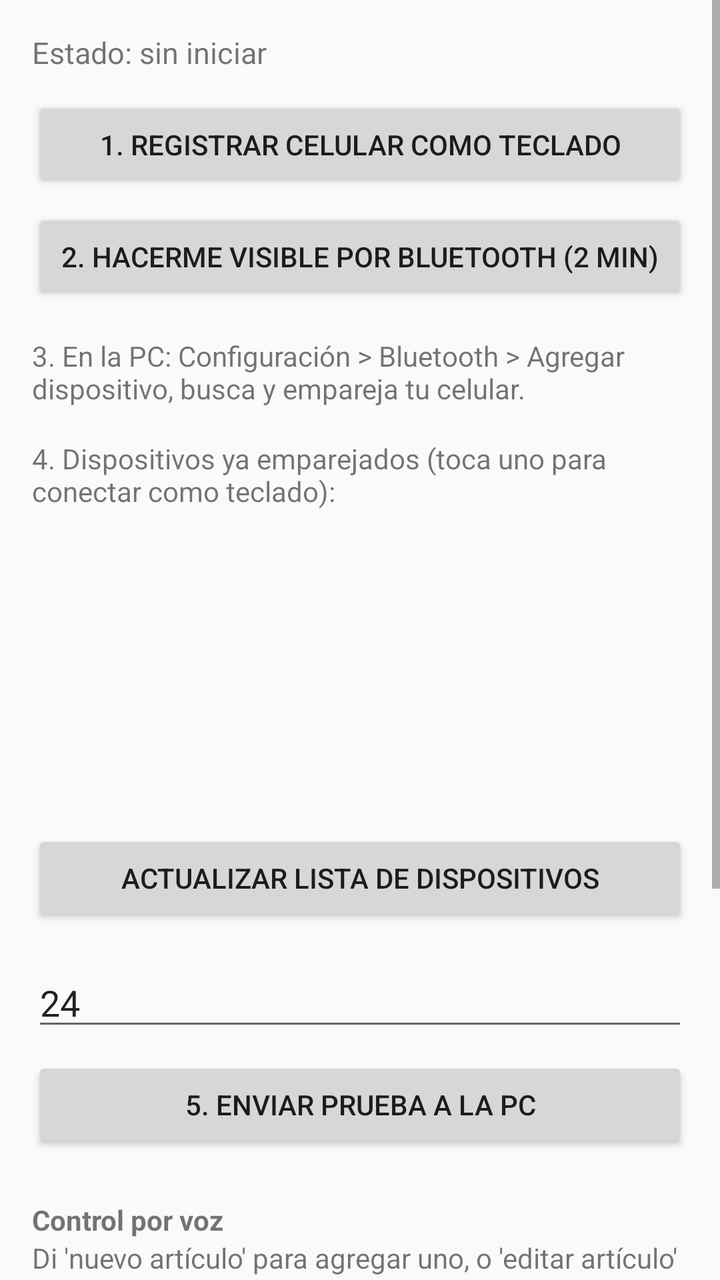
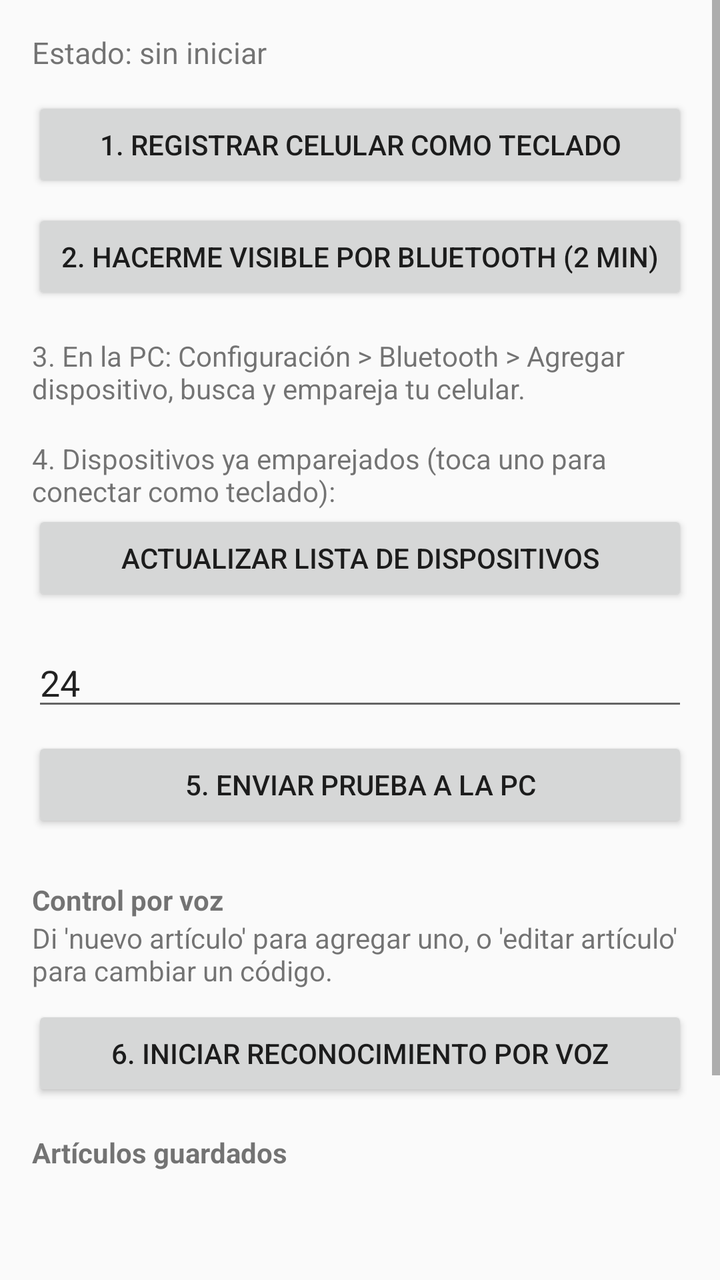

Two renders of the same Android screen: before a commit and after it. Below are the layout's source before the change and the commit's diff.
<!-- AndroidManifest.xml: application theme Theme.AppCompat.DayNight.NoActionBar -->
<!-- res/layout/activity_main.xml -->
<?xml version="1.0" encoding="utf-8"?>
<ScrollView xmlns:android="http://schemas.android.com/apk/res/android"
    android:layout_width="match_parent"
    android:layout_height="match_parent">

<LinearLayout
    android:layout_width="match_parent"
    android:layout_height="wrap_content"
    android:orientation="vertical"
    android:padding="16dp">

    <TextView
        android:id="@+id/statusText"
        android:layout_width="match_parent"
        android:layout_height="wrap_content"
        android:textSize="15sp"
        android:paddingBottom="12dp"
        android:text="Estado: sin iniciar" />

    <Button
        android:id="@+id/btnRegister"
        android:layout_width="match_parent"
        android:layout_height="wrap_content"
        android:text="1. Registrar celular como teclado" />

    <Button
        android:id="@+id/btnDiscoverable"
        android:layout_width="match_parent"
        android:layout_height="wrap_content"
        android:layout_marginTop="8dp"
        android:text="2. Hacerme visible por Bluetooth (2 min)" />

    <TextView
        android:layout_width="match_parent"
        android:layout_height="wrap_content"
        android:layout_marginTop="16dp"
        android:text="3. En la PC: Configuración > Bluetooth > Agregar dispositivo, busca y empareja tu celular." />

    <TextView
        android:layout_width="match_parent"
        android:layout_height="wrap_content"
        android:layout_marginTop="16dp"
        android:text="4. Dispositivos ya emparejados (toca uno para conectar como teclado):" />

    <ListView
        android:id="@+id/deviceList"
        android:layout_width="match_parent"
        android:layout_height="160dp" />

    <Button
        android:id="@+id/btnRefreshDevices"
        android:layout_width="match_parent"
        android:layout_height="wrap_content"
        android:text="Actualizar lista de dispositivos" />

    <EditText
        android:id="@+id/testText"
        android:layout_width="match_parent"
        android:layout_height="wrap_content"
        android:layout_marginTop="16dp"
        android:hint="Texto de prueba (ej. 24)"
        android:text="24" />

    <Button
        android:id="@+id/btnSendTest"
        android:layout_width="match_parent"
        android:layout_height="wrap_content"
        android:layout_marginTop="8dp"
        android:text="5. Enviar prueba a la PC" />

    <TextView
        android:layout_width="match_parent"
        android:layout_height="wrap_content"
        android:layout_marginTop="24dp"
        android:textStyle="bold"
        android:text="Control por voz" />

    <TextView
        android:id="@+id/voiceStatus"
        android:layout_width="match_parent"
        android:layout_height="wrap_content"
        android:text="Di 'nuevo artículo' para agregar uno, o 'editar artículo' para cambiar un código." />

    <Button
        android:id="@+id/btnVoiceToggle"
        android:layout_width="match_parent"
        android:layout_height="wrap_content"
        android:layout_marginTop="8dp"
        android:text="6. Iniciar reconocimiento por voz" />

    <TextView
        android:layout_width="match_parent"
        android:layout_height="wrap_content"
        android:layout_marginTop="16dp"
        android:textStyle="bold"
        android:text="Artículos guardados" />

    <ListView
        android:id="@+id/articleList"
        android:layout_width="match_parent"
        android:layout_height="160dp" />

</LinearLayout>
</ScrollView>
<!-- resources referenced by this layout -->
<resources>

</resources>

<!-- the commit's change to res/layout/activity_main.xml (unified diff, before → after) -->
@@ -45,7 +45,7 @@
     <ListView
         android:id="@+id/deviceList"
         android:layout_width="match_parent"
-        android:layout_height="160dp" />
+        android:layout_height="wrap_content" />
 
     <Button
         android:id="@+id/btnRefreshDevices"
